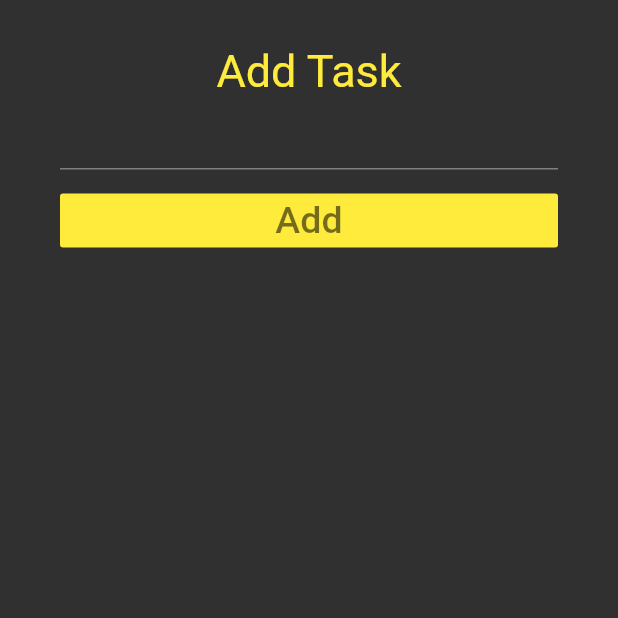
After one commit to varghese-babu/R-Techies, a Flutter app: the Addtaskscr screen opened directly, on a phone screen of 412 x 824 dp, the top half of it. The commit adds this screen. Run offline on Flutter 3.47's test engine with Material 2 defaults, Android fonts, the phone set to English and light mode, and no system bars; our stand-ins replace cloud_firestore, firebase_auth, google_sign_in; accounts and stored records are empty.

Commit message:
added new button

```diff
--- /dev/null
+++ b/lib/screens/addtask.dart
@@ -0,0 +1,54 @@
+import 'package:flutter/material.dart';
+
+class Addtaskscr extends StatelessWidget {
+  @override
+  Widget build(BuildContext context) {
+    return Scaffold(
+      body: Container(
+        //color: Color(0xFF757575),
+        child: Container(
+          padding: EdgeInsets.only(top: 30, left: 40, right: 40),
+          decoration: BoxDecoration(
+            //color: Colors.white,
+            borderRadius: BorderRadius.only(
+              topLeft: Radius.circular(20),
+              topRight: Radius.circular(20),
+            ),
+          ),
+          child: Column(
+            crossAxisAlignment: CrossAxisAlignment.stretch,
+            children: <Widget>[
+              Text(
+                "Add Task",
+                textAlign: TextAlign.center,
+                style: TextStyle(
+                  color: Colors.yellow,
+                  fontSize: 30,
+                ),
+              ),
+              TextField(
+                enabled: true,
+                //cursorColor: Colors.black,
+                textAlign: TextAlign.center,
+              ),
+              SizedBox(
+                height: 10,
+              ),
+              FlatButton(
+                color: Colors.yellow,
+                onPressed: () {},
+                child: Text(
+                  "Add",
+                  style: TextStyle(
+                    color: Colors.black54,
+                    fontSize: 25,
+                  ),
+                ),
+              ),
+            ],
+          ),
+        ),
+      ),
+    );
+  }
+}
--- a/lib/screens/toget.dart
+++ b/lib/screens/toget.dart
@@ -1,4 +1,5 @@
 import 'package:flutter/material.dart';
+import 'addtask.dart';
 
 class Toget extends StatelessWidget {
   @override
@@ -36,7 +37,10 @@ class Toget extends StatelessWidget {
               padding: const EdgeInsets.only(left: 30),
               child: Text(
                 "To Get",
-                style: TextStyle(color: Colors.white54, fontSize: 25),
+                style: TextStyle(
+                  color: Colors.white54,
+                  fontSize: 25,
+                ),
               ),
             ),
             Expanded(
@@ -58,6 +62,10 @@ class Toget extends StatelessWidget {
             )
           ],
         ),
+        floatingActionButton: FloatingActionButton(onPressed: () {
+          showModalBottomSheet(
+              context: context, builder: (context) => Addtaskscr());
+        }),
       ),
     );
   }
```
Also changed, not shown: lib/main.dart (line endings or trailing spaces). Lines whose indentation alone changed are shown as unchanged.
